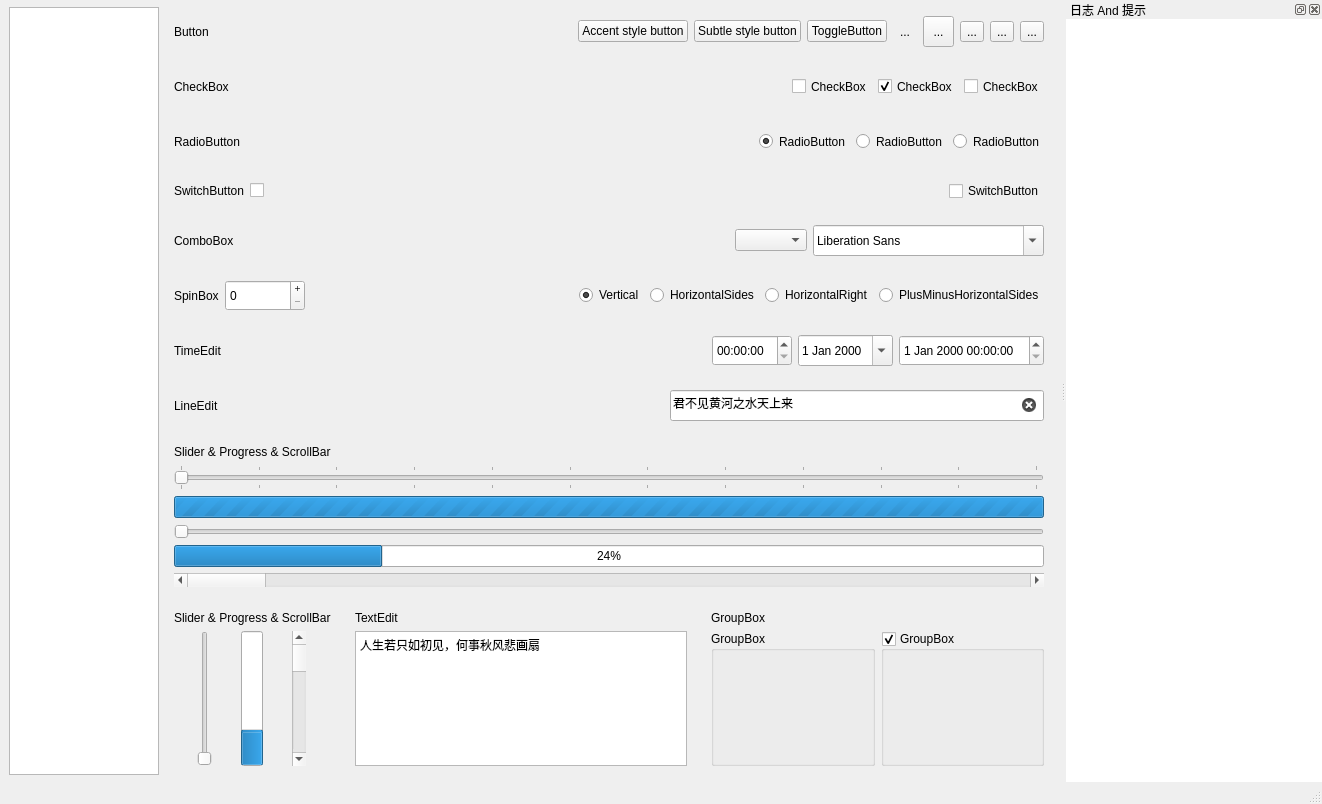
First picture: the form in mainwindow.ui, repository XHY-ChuJian/FluentUIStyle, before the edit.
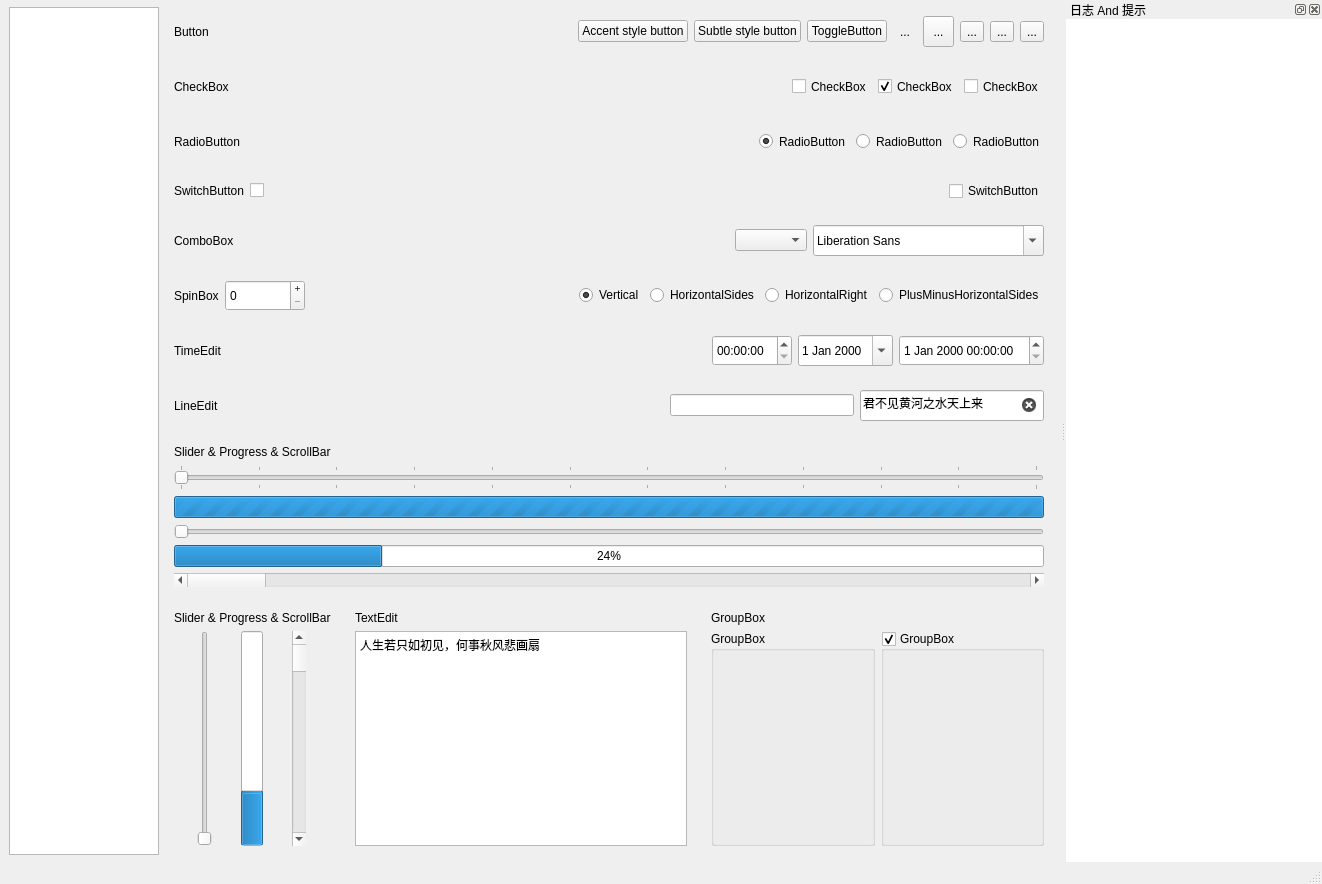
Second picture: the form after the edit. The open tabs and pages were chosen to show the change. Custom widgets are drawn as their Qt base class.

Commit message: Add navigation tab style and refresh tab demos

```diff
--- a/mainwindow.ui
+++ b/mainwindow.ui
@@ -7,7 +7,7 @@
     <x>0</x>
     <y>0</y>
     <width>1322</width>
-    <height>804</height>
+    <height>884</height>
    </rect>
   </property>
   <property name="windowTitle">
@@ -164,7 +164,7 @@
              </property>
             </spacer>
            </item>
-           <item row="0" column="2">
+           <item row="0" column="3">
             <widget class="QLineEdit" name="lineEdit">
              <property name="minimumSize">
               <size>
@@ -180,6 +180,9 @@
              </property>
             </widget>
            </item>
+           <item row="0" column="2">
+            <widget class="QLineEdit" name="lineEditSerach"/>
+           </item>
           </layout>
          </widget>
         </item>
```
Left out of the diff: 48 changed lines with no effect on the pictures. The commit also changes 4 other files.
